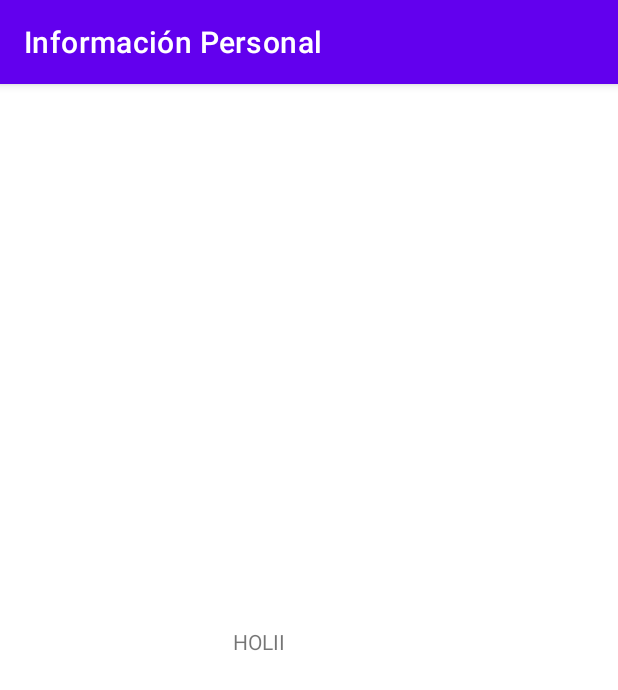
After one commit to paolaPosada/LabsCM20221-Gr01, an Android app: the ContactDataActivity screen opened directly, with no data from a screen before it, on a phone screen of 412 x 824 dp. The commit adds this screen. Shown: the top 690 px of the screen. Run offline under Robolectric (Android 15) with nearby library versions, the phone set to English and light mode, and no system bars.

Commit message:
Landscape activity_personal_data, boton de siguiente pasa a activity_contact_data

```diff
--- a/Lab1-UI/src/main/AndroidManifest.xml
+++ b/Lab1-UI/src/main/AndroidManifest.xml
@@ -14,7 +14,10 @@ package="co.edu.udea.compumovil.gr01_20221.lab1">
         android:theme="@style/Theme.Labs20221Gr01"
         tools:targetApi="31">
         <activity
-        android:name="co.edu.udea.compumovil.gr01_20221.lab1.PersonalDataActivity"
+            android:name=".ContactDataActivity"
+            android:exported="false" />
+        <activity
+            android:name=".PersonalDataActivity"
             android:exported="true">
             <intent-filter>
                 <action android:name="android.intent.action.MAIN" />
@@ -23,4 +26,5 @@ package="co.edu.udea.compumovil.gr01_20221.lab1">
             </intent-filter>
         </activity>
     </application>
+
 </manifest>
--- /dev/null
+++ b/Lab1-UI/src/main/java/co/edu/udea/compumovil/gr01_20221/lab1/ContactDataActivity.kt
@@ -0,0 +1,11 @@
+package co.edu.udea.compumovil.gr01_20221.lab1
+
+import androidx.appcompat.app.AppCompatActivity
+import android.os.Bundle
+
+class ContactDataActivity : AppCompatActivity() {
+    override fun onCreate(savedInstanceState: Bundle?) {
+        super.onCreate(savedInstanceState)
+        setContentView(R.layout.activity_contact_data)
+    }
+}
--- /dev/null
+++ b/Lab1-UI/src/main/res/layout-land/activity_contact_data.xml
@@ -0,0 +1,19 @@
+<?xml version="1.0" encoding="utf-8"?>
+<androidx.constraintlayout.widget.ConstraintLayout xmlns:android="http://schemas.android.com/apk/res/android"
+    xmlns:app="http://schemas.android.com/apk/res-auto"
+    xmlns:tools="http://schemas.android.com/tools"
+    android:layout_width="match_parent"
+    android:layout_height="match_parent"
+    tools:context=".ContactDataActivity">
+
+    <TextView
+        android:id="@+id/textView"
+        android:layout_width="wrap_content"
+        android:layout_height="wrap_content"
+        android:layout_marginStart="155dp"
+        android:layout_marginLeft="155dp"
+        android:layout_marginTop="362dp"
+        android:text="HOLII"
+        app:layout_constraintStart_toStartOf="parent"
+        app:layout_constraintTop_toTopOf="parent" />
+</androidx.constraintlayout.widget.ConstraintLayout>
--- /dev/null
+++ b/Lab1-UI/src/main/res/layout/activity_contact_data.xml
@@ -0,0 +1,19 @@
+<?xml version="1.0" encoding="utf-8"?>
+<androidx.constraintlayout.widget.ConstraintLayout xmlns:android="http://schemas.android.com/apk/res/android"
+    xmlns:app="http://schemas.android.com/apk/res-auto"
+    xmlns:tools="http://schemas.android.com/tools"
+    android:layout_width="match_parent"
+    android:layout_height="match_parent"
+    tools:context=".ContactDataActivity">
+
+    <TextView
+        android:id="@+id/textView"
+        android:layout_width="wrap_content"
+        android:layout_height="wrap_content"
+        android:layout_marginStart="155dp"
+        android:layout_marginLeft="155dp"
+        android:layout_marginTop="362dp"
+        android:text="HOLII"
+        app:layout_constraintStart_toStartOf="parent"
+        app:layout_constraintTop_toTopOf="parent" />
+</androidx.constraintlayout.widget.ConstraintLayout>
```
Also changed, not shown: Lab1-UI/src/main/java/co/edu/udea/compumovil/gr01_20221/lab1/PersonalDataActivity.kt (+10 -0 lines), Lab1-UI/src/main/res/layout-land/activity_personal_data.xml (added, +236 -0 lines). Lines whose indentation alone changed are shown as unchanged.
